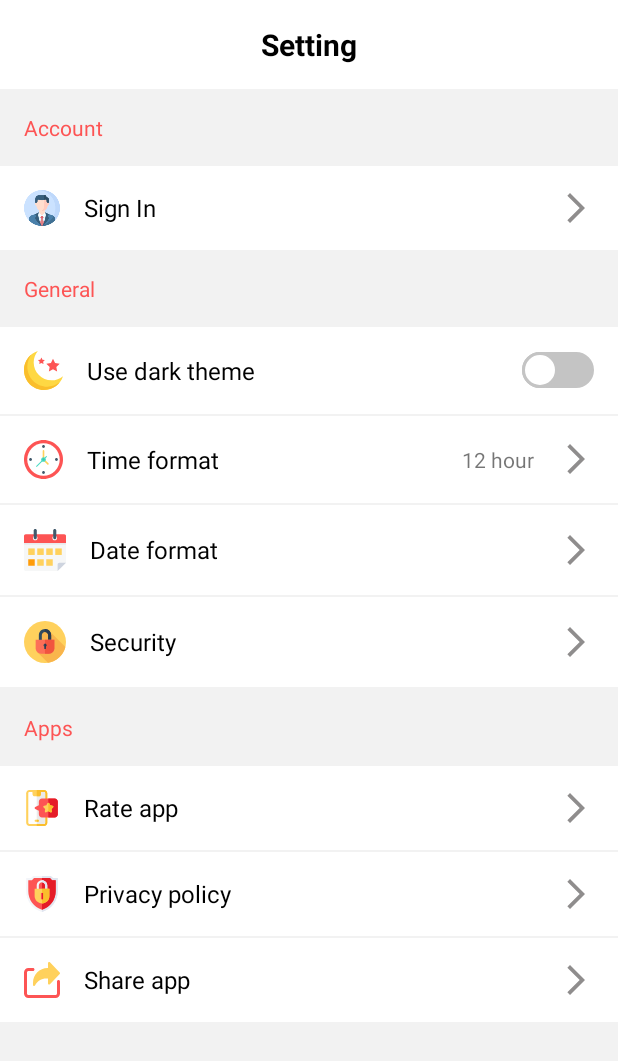
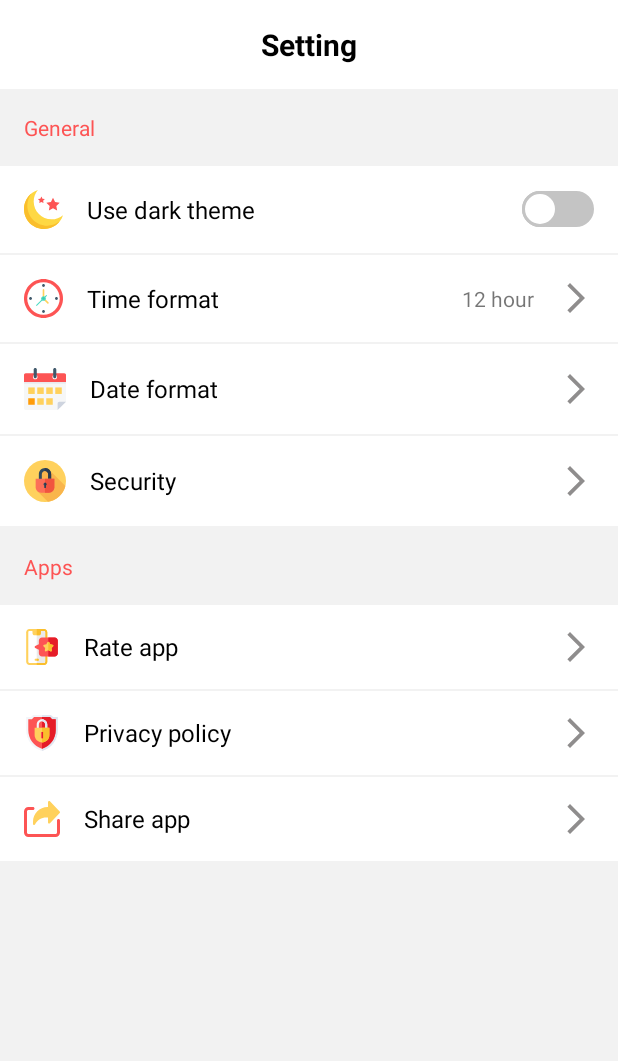
Before and after one commit to ManhCuong21/mynote-app, an Android app: the fragment SettingFragment shown on its own in the app's theme, on a phone screen of 412 x 824 dp. Shown: the top 1061 px of the screen. Run offline under Robolectric (Android 15) with nearby library versions, the phone set to English and light mode, and no system bars; our stand-ins replace Dagger/Hilt's generated code, Firebase (no records; nobody signed in at launch, a user with empty details on screens opened directly), Timber; libraries missing offline, so code that uses them is left out: com.github.michaelbull.result; Roboto replaces fonts that are not available here; 4 statements that could not run were skipped.

```diff
--- a/presentation/src/main/java/com/example/presentation/main/setting/SettingFragment.kt
+++ b/presentation/src/main/java/com/example/presentation/main/setting/SettingFragment.kt
@@ -65,8 +65,8 @@ class SettingFragment : BaseFragment(R.layout.fragment_setting) {
 
     private fun setupInformationView() = binding.apply {
         val isHaveUserEmail = sharedPrefersManager.userEmail.isNullOrEmpty()
-        tvAccount.isVisible = isHaveUserEmail
-        btnSignIn.isVisible = isHaveUserEmail
+//        tvAccount.isVisible = isHaveUserEmail
+//        btnSignIn.isVisible = isHaveUserEmail
         lnInformation.isVisible = !isHaveUserEmail
         btnLogOut.isVisible = !isHaveUserEmail
         tvEmail.text = sharedPrefersManager.userEmail
@@ -99,9 +99,9 @@ class SettingFragment : BaseFragment(R.layout.fragment_setting) {
         btnTimeFormat.setOnClickListener {
             showDialogTimeFormat()
         }
-        btnSignIn.setOnClickListener {
-            mainNavigator.navigate(MainNavigator.Direction.MainFragmentToSignInFragment)
-        }
+//        btnSignIn.setOnClickListener {
+//            mainNavigator.navigate(MainNavigator.Direction.MainFragmentToSignInFragment)
+//        }
         btnLogOut.setOnClickListener {
             viewModel.dispatch(SettingAction.SignOut)
         }
--- a/presentation/src/main/java/com/example/presentation/main/setting/security/setupunlockcode/SetupUnlockCodeFragment.kt
+++ b/presentation/src/main/java/com/example/presentation/main/setting/security/setupunlockcode/SetupUnlockCodeFragment.kt
@@ -54,6 +54,7 @@ class SetupUnlockCodeFragment : BaseFragment(R.layout.fragment_change_unlock_cod
 
     private fun setupOTPView() = binding.apply {
         edtOtp.setOtpCompleteListener(this@SetupUnlockCodeFragment)
+        edtOtp.setTextColorFromAttr(R.attr.customTextColor)
     }
 
     private fun setupPasswordView() = binding.apply {
--- a/presentation/src/main/res/layout/fragment_biometric_dialog.xml
+++ b/presentation/src/main/res/layout/fragment_biometric_dialog.xml
@@ -7,6 +7,7 @@
     android:fitsSystemWindows="true">
 
     <com.google.android.material.card.MaterialCardView
+        style="@style/Theme.CardView"
         android:layout_width="match_parent"
         android:layout_height="wrap_content"
         android:layout_gravity="center"
@@ -27,7 +28,7 @@
 
             <androidx.appcompat.widget.AppCompatTextView
                 android:id="@+id/tvTitleDialog"
-                style="@style/TextTitle"
+                style="@style/TextTitleNotBackground"
                 android:layout_width="wrap_content"
                 android:layout_height="wrap_content"
                 android:layout_marginVertical="@dimen/dimen_8" />
--- a/presentation/src/main/res/layout/fragment_change_unlock_code.xml
+++ b/presentation/src/main/res/layout/fragment_change_unlock_code.xml
@@ -23,7 +23,7 @@
 
     <androidx.appcompat.widget.AppCompatTextView
         android:id="@+id/tvTitle"
-        style="@style/TextTitle"
+        style="@style/TextTitleNotBackground"
         android:layout_width="wrap_content"
         android:layout_height="wrap_content"
         android:layout_margin="@dimen/dimen_16"
@@ -43,6 +43,7 @@
         android:layout_marginHorizontal="@dimen/dimen_16"
         android:clipToPadding="false"
         android:hint="@string/title_enter_password"
+        android:visibility="gone"
         app:endIconMode="password_toggle"
         app:errorIconDrawable="@null"
         app:startIconDrawable="@drawable/baseline_password_24">
--- a/presentation/src/main/res/layout/fragment_setting.xml
+++ b/presentation/src/main/res/layout/fragment_setting.xml
@@ -73,42 +73,42 @@
                 android:src="@drawable/baseline_arrow_forward_ios_24" />
         </androidx.appcompat.widget.LinearLayoutCompat>
 
-        <androidx.appcompat.widget.AppCompatTextView
-            android:id="@+id/tvAccount"
-            android:layout_width="wrap_content"
-            android:layout_height="wrap_content"
-            android:layout_margin="@dimen/dimen_16"
-            android:background="@android:color/transparent"
-            android:text="@string/content_account"
-            android:textColor="#FD5454" />
+<!--        <androidx.appcompat.widget.AppCompatTextView-->
+<!--            android:id="@+id/tvAccount"-->
+<!--            android:layout_width="wrap_content"-->
+<!--            android:layout_height="wrap_content"-->
+<!--            android:layout_margin="@dimen/dimen_16"-->
+<!--            android:background="@android:color/transparent"-->
+<!--            android:text="@string/content_account"-->
+<!--            android:textColor="#FD5454" />-->
 
-        <androidx.appcompat.widget.LinearLayoutCompat
-            android:id="@+id/btnSignIn"
-            style="@style/BackgroundContentRoot"
-            android:layout_width="match_parent"
-            android:layout_height="wrap_content"
-            android:gravity="center_vertical">
+<!--        <androidx.appcompat.widget.LinearLayoutCompat-->
+<!--            android:id="@+id/btnSignIn"-->
+<!--            style="@style/BackgroundContentRoot"-->
+<!--            android:layout_width="match_parent"-->
+<!--            android:layout_height="wrap_content"-->
+<!--            android:gravity="center_vertical">-->
 
-            <androidx.appcompat.widget.AppCompatImageView
-                android:layout_width="@dimen/dimen_24"
-                android:layout_height="@dimen/dimen_24"
-                android:layout_margin="@dimen/dimen_16"
-                android:src="@drawable/icon_profile" />
+<!--            <androidx.appcompat.widget.AppCompatImageView-->
+<!--                android:layout_width="@dimen/dimen_24"-->
+<!--                android:layout_height="@dimen/dimen_24"-->
+<!--                android:layout_margin="@dimen/dimen_16"-->
+<!--                android:src="@drawable/icon_profile" />-->
 
-            <androidx.appcompat.widget.AppCompatTextView
-                android:id="@+id/tvDeviceBackup"
-                style="@style/TextContent"
-                android:layout_width="wrap_content"
-                android:layout_height="wrap_content"
-                android:layout_weight="1"
-                android:text="@string/title_sign_in" />
+<!--            <androidx.appcompat.widget.AppCompatTextView-->
+<!--                android:id="@+id/tvDeviceBackup"-->
+<!--                style="@style/TextContent"-->
+<!--                android:layout_width="wrap_content"-->
+<!--                android:layout_height="wrap_content"-->
+<!--                android:layout_weight="1"-->
+<!--                android:text="@string/title_sign_in" />-->
 
-            <androidx.appcompat.widget.AppCompatImageView
-                android:layout_width="wrap_content"
-                android:layout_height="wrap_content"
-                android:layout_marginHorizontal="@dimen/dimen_16"
-                android:src="@drawable/baseline_arrow_forward_ios_24" />
-        </androidx.appcompat.widget.LinearLayoutCompat>
+<!--            <androidx.appcompat.widget.AppCompatImageView-->
+<!--                android:layout_width="wrap_content"-->
+<!--                android:layout_height="wrap_content"-->
+<!--                android:layout_marginHorizontal="@dimen/dimen_16"-->
+<!--                android:src="@drawable/baseline_arrow_forward_ios_24" />-->
+<!--        </androidx.appcompat.widget.LinearLayoutCompat>-->
 
         <androidx.appcompat.widget.AppCompatTextView
             android:layout_width="wrap_content"
--- a/presentation/src/main/res/values/themes.xml
+++ b/presentation/src/main/res/values/themes.xml
@@ -12,6 +12,12 @@
         <item name="checkboxStyle">@style/Widget.App.CheckBox</item>
 
         <item name="android:textViewStyle">@style/Widget.App.TextView</item>
+        <item name="colorBackgroundUnderline">@color/white</item>
+
+        <item name="colorUnderline">@color/white</item>
+
+        <!-- Text color-->
+        <item name="customTextColor">@color/black</item>
     </style>
     <!-- Base application theme. -->
 
@@ -34,6 +40,12 @@
 
     <style name="TextTitle">
         <item name="android:background">@android:color/white</item>
+        <item name="android:textSize">@dimen/text_size_20sp</item>
+        <item name="android:textStyle">bold</item>
+        <item name="android:textColor">@color/black</item>
+    </style>
+
+    <style name="TextTitleNotBackground">
         <item name="android:textSize">@dimen/text_size_20sp</item>
         <item name="android:textStyle">bold</item>
         <item name="android:textColor">@color/black</item>
```
Also changed, not shown: data/src/main/java/com/example/data/file/image/ImageFileRepositoryImpl.kt (+92 -30 lines), presentation/src/main/java/com/example/presentation/main/setting/security/setupunlockcode/PasswordOTPView.kt (+16 -2 lines), presentation/src/main/res/drawable/underline_color.xml (+12 -31 lines), presentation/src/main/res/values-night/themes.xml (+16 -0 lines), presentation/src/main/res/values/attrs.xml (+7 -3 lines).
